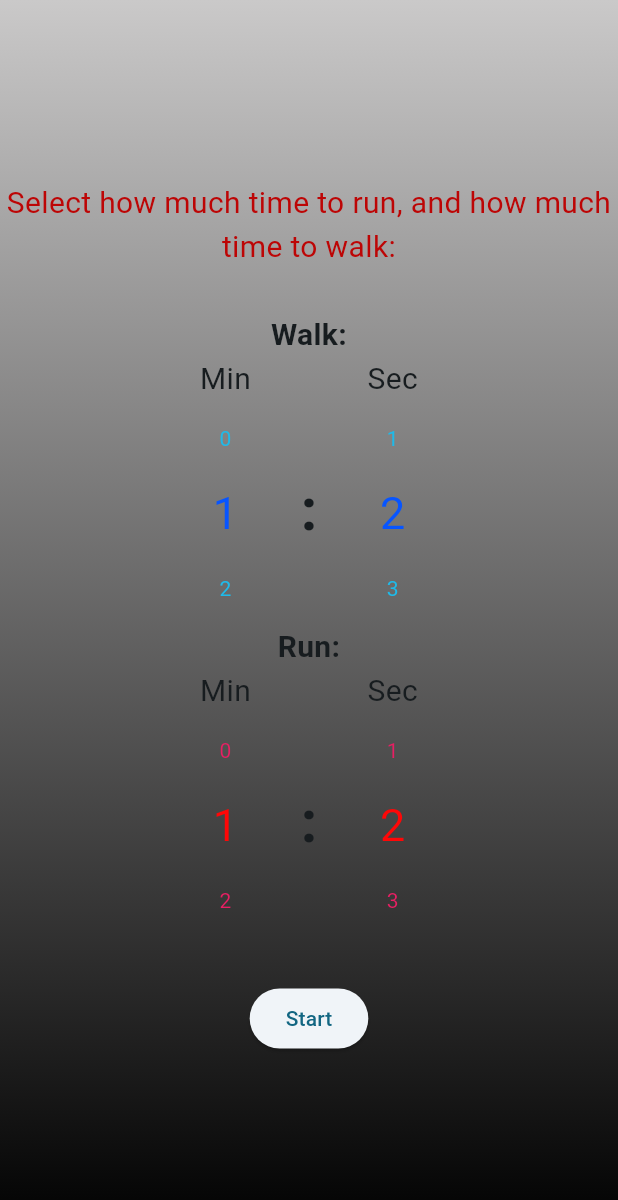
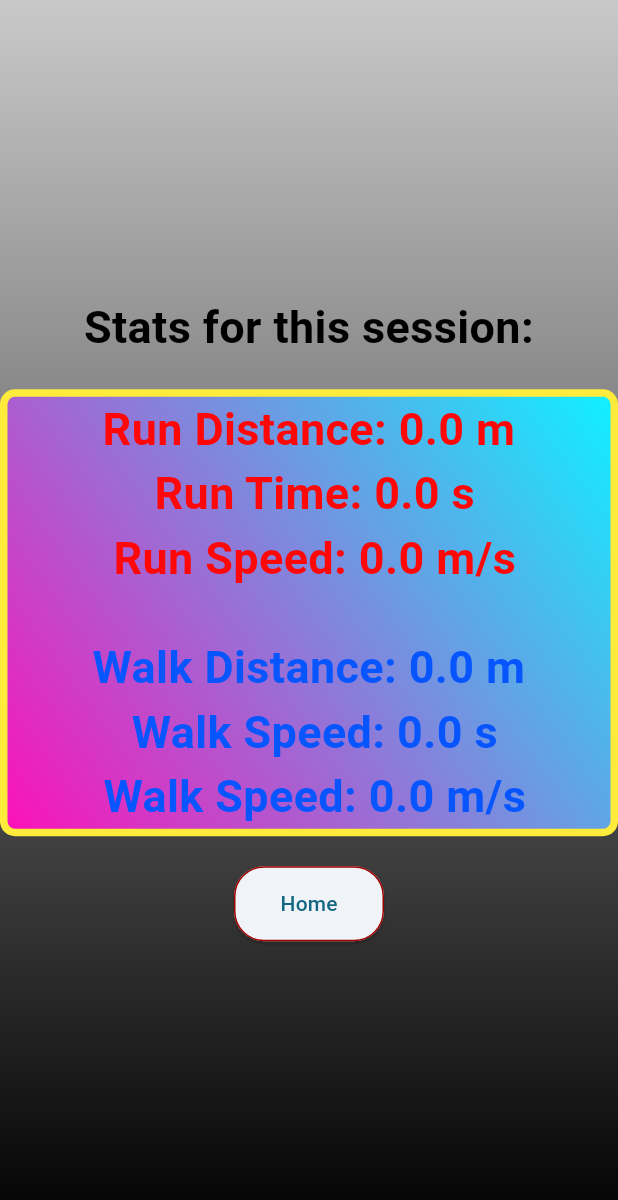
Before and after one commit to sudinraj/Runners_Clock, a Flutter app: the RunningPageState screen opened directly with empty values, after a tap on "Stop", on a phone screen of 412 x 824 dp. Shown: the top 1200 px of the screen. Run offline on Flutter 3.47's test engine with Material 3 defaults, Android fonts, the phone set to English and light mode, and no system bars; drawn by our look-alikes of numberpicker; our stand-ins replace audioplayers, device_info_plus, flutter_local_notifications, geolocator; missing offline and left inert: flutter_background_service.

Commit message:
Implemented Location in the Background
- Tracks the location in the background
- Added an end screen with stats
- added speed detection
- added distance calculator
- added time tracker

```diff
--- a/lib/_determine_position.dart
+++ b/lib/_determine_position.dart
@@ -1,18 +1,11 @@
 import 'dart:async';
 import 'dart:io';
 import 'package:geolocator/geolocator.dart';
-import 'package:workmanager/workmanager.dart';
 
 
 late LocationSettings locationSettings;
 
 void setUp(){
-      Workmanager().initialize(callbackDispatcher, isInDebugMode: true);
-      Workmanager().registerPeriodicTask(
-        "uniqueTaskName",
-        "backgroundTask",
-        frequency: Duration(seconds: 1), // Minimum interval for Android
-      );
       if (Platform.isAndroid) {
       locationSettings = AndroidSettings(
           accuracy: LocationAccuracy.high,
@@ -36,15 +29,6 @@ void setUp(){
         showBackgroundLocationIndicator: false,
       );
     }
-  }
-
-
-void callbackDispatcher() {
-    Workmanager().executeTask((task, inputData) async {
-      print("Task running in the background...");
-      await determinePosition();
-      return Future.value(true);
-    });
   }
 
 
--- a/lib/main.dart
+++ b/lib/main.dart
@@ -6,18 +6,15 @@ import 'package:flutter/material.dart';
 import 'package:provider/provider.dart';
 import 'package:numberpicker/numberpicker.dart';
 import 'package:run/running_page_state.dart';
-import 'package:workmanager/workmanager.dart';
-import 'package:run/_determine_position.dart';
 import 'package:flutter_local_notifications/flutter_local_notifications.dart';
 import 'package:flutter_background_service/flutter_background_service.dart';
-import 'package:shared_preferences/shared_preferences.dart';
 import 'package:device_info_plus/device_info_plus.dart';
 
 
 final FlutterLocalNotificationsPlugin flutterLocalPlugin = FlutterLocalNotificationsPlugin();
 const AndroidNotificationChannel channel = AndroidNotificationChannel(
-    'my_foreground', // id
-    'MY FOREGROUND SERVICE', // title
+    'run_location', // id
+    'Tracking speed', // title
     description:
         'This channel is used for important notifications.', // description
     importance: Importance.low, // importance must be at low or higher level
@@ -63,8 +60,8 @@ Future<void> initializeService() async {
       autoStart: true,
       isForegroundMode: true,
 
-      notificationChannelId: 'my_foreground',
-      initialNotificationTitle: 'AWESOME SERVICE',
+      notificationChannelId: 'run_location',
+      initialNotificationTitle: 'RUNNING SERVICE',
       initialNotificationContent: 'Initializing',
       foregroundServiceNotificationId: 90,
       foregroundServiceTypes: [AndroidForegroundType.location],
@@ -101,8 +98,8 @@ void onStart(ServiceInstance service) async {
           'Awesome ${DateTime.now()}',
           const NotificationDetails(
             android: AndroidNotificationDetails(
-              'my_foreground',
-              'MY FOREGROUND SERVICE',
+              'run_location',
+              'Tracking Speed',
               icon: 'ic_bg_service_small',
               ongoing: true,
             ),
@@ -146,8 +143,9 @@ class MyApp extends StatelessWidget {
     return ChangeNotifierProvider(
       create: (context) => MyAppState(),
       child: MaterialApp(
+        title: 'Runners Clock',
+        initialRoute: '/',
 
-        title: 'Runners Clock',
         theme: ThemeData(
           useMaterial3: true,
           colorScheme: ColorScheme.fromSeed(seedColor: const Color.fromARGB(255, 62, 198, 247)),
--- a/lib/running_page_state.dart
+++ b/lib/running_page_state.dart
@@ -3,9 +3,9 @@ import 'dart:async';
 import 'package:audioplayers/audioplayers.dart';
 import 'package:run/_determine_position.dart';
 import 'package:geolocator/geolocator.dart';
+import 'package:flutter/cupertino.dart';
+import 'package:run/stats.dart';
 
-
-//TODO: make the location track in the background
 class RunningPageState extends StatefulWidget {
   final int walking ;
   final int running ;
@@ -25,9 +25,21 @@ class _RunningPageStateState extends State<RunningPageState> {
   late int running;
   final player = AudioPlayer();
 
+  double latitude = 0;
+  double longtitude = 0;
+
+//to calculate speed and distance
   double runDistance = 0.0;
+  String runD = "0.0";
+  double walkDistance = 0.0;
+  String walkD = "0.0";
+  double runTime = 0.0;
+  double walkTime = 0.0;
+  String runSpeed = "0.0";
+  String walkSpeed = "0.0";
+  StreamSubscription? getPositionSubscription;
+
   String location = "Nothing yet";
-  int asdf = 0;
 
 //Timer Starts with the run time, then it starts a countdown for the walk timer, then it loops that until stopped.
   void startTimer(){
@@ -68,20 +80,13 @@ class _RunningPageStateState extends State<RunningPageState> {
           });
         } else {
           setState(() {
-            //gets the position
-            var pos = determinePosition();
-            pos.then((value) {
-              //print(value);
-              //location = value.toString();
-            },);
-
-            Geolocator.getPositionStream().listen((Position position){
-              asdf++;
-              //print(asdf);
-              location = "$location \n $position";
-            });
-
             remainingTime--;
+            if(activity == "Run"){
+              runTime++;
+            }
+            else{
+              walkTime++;
+            }
           });
         }
     } else{
@@ -92,6 +97,7 @@ class _RunningPageStateState extends State<RunningPageState> {
 
 @override
   void dispose() {
+    getPositionSubscription?.cancel();
     _timer?.cancel();
     super.dispose();
   }
@@ -107,6 +113,33 @@ class _RunningPageStateState extends State<RunningPageState> {
       remainingTime = running;
       set = true;
       startTimer();
+
+      //Keeps track of the location, every time the latitud or longtitude changes, it runs the code in the {}
+      locationSettings = AndroidSettings(accuracy: LocationAccuracy.best, intervalDuration: const Duration(milliseconds: 5),);
+      getPositionSubscription = Geolocator.getPositionStream(locationSettings: locationSettings).listen((Position position) {
+        if(latitude== 0 && longtitude == 0)
+        {
+          latitude = position.latitude;
+          longtitude = position.longitude;
+        }
+        else{
+          if(activity == "Run"){
+            runDistance += Geolocator.distanceBetween(latitude, longtitude, position.latitude, position.longitude);
+            //runDistance += Geolocator.distanceBetween(double.parse(latitude.toStringAsFixed(6)), double.parse(longtitude.toStringAsFixed(6)), double.parse(position.latitude.toStringAsFixed(6)), double.parse(position.longitude.toStringAsFixed(6)));
+            runD = runDistance.toStringAsFixed(2);
+            runSpeed = (runDistance/runTime).toStringAsFixed(2);
+          }
+          else{
+            walkDistance += Geolocator.distanceBetween(latitude, longtitude, position.latitude, position.longitude);
+            //walkDistance += Geolocator.distanceBetween(double.parse(latitude.toStringAsFixed(6)), double.parse(longtitude.toStringAsFixed(6)), double.parse(position.latitude.toStringAsFixed(6)), double.parse(position.longitude.toStringAsFixed(6)));
+            walkD = walkDistance.toStringAsFixed(2);
+            walkSpeed = (walkDistance/walkTime).toStringAsFixed(2);
+          }
+          latitude = position.latitude;
+          longtitude = position.longitude;
+          location = "$location \n $longtitude $latitude";
+        }
+      });
     }
 
     return Scaffold(
@@ -137,17 +170,30 @@ class _RunningPageStateState extends State<RunningPageState> {
                 ElevatedButton(
                   onPressed: () {
                     //goes back to the home screen
-                    Navigator.pop(context);
+                    //Navigator.pop(context);
+
+                    //goes to stats page
+                    Navigator.push(context, CupertinoPageRoute(builder: (context) => Stats(runDistance, runD, walkDistance, walkD, runTime, walkTime, runSpeed, walkSpeed)));
                     done = true;
                   },
                   child: Text('Stop'),
                 ),
 
-                //Temporary only for testing the position getting
+                //Display speed and distance
                 SizedBox(height: 30,),
-                Text(location,
-                style: TextStyle(fontSize: 40, fontWeight: FontWeight.bold,), textAlign: TextAlign.center,),
+                Text("Run distance: $runD Meters",
+                style: TextStyle(fontSize: 30, fontWeight: FontWeight.bold, color: const Color.fromARGB(255, 255, 7, 7),), textAlign: TextAlign.center,),
 
+                Text("Run Speed: $runSpeed m/s",
+                style: TextStyle(fontSize: 30, fontWeight: FontWeight.bold, color: const Color.fromARGB(255, 255, 7, 7),), textAlign: TextAlign.center,),
+
+                SizedBox(height: 30,),
+
+                Text("Walk distance: $walkD Meters",
+                style: TextStyle(fontSize: 30, fontWeight: FontWeight.bold, color: const Color.fromARGB(255, 7, 85, 255),), textAlign: TextAlign.center,),
+
+                Text("Walk Speed: $walkSpeed m/s",
+                style: TextStyle(fontSize: 30, fontWeight: FontWeight.bold, color: const Color.fromARGB(255, 7, 85, 255),), textAlign: TextAlign.center,),
               ],
             ),
           ),
--- /dev/null
+++ b/lib/stats.dart
@@ -0,0 +1,91 @@
+import 'package:flutter/material.dart';
+
+
+class Stats extends StatelessWidget{
+  final double runDistance;
+  final String runD;
+  final double walkDistance;
+  final String walkD;
+  final double runTime;
+  final double walkTime;
+  final String runSpeed;
+  final String walkSpeed;
+  const Stats(this.runDistance, this.runD, this.walkDistance, this.walkD, this.runTime, this.walkTime, this.runSpeed, this.walkSpeed,{super.key});
+  @override
+  Widget build(BuildContext context) {
+    return Scaffold(
+      body: Container(
+      //sets the width and height to be the size of the screen
+          width: double.maxFinite,
+          height: double.maxFinite,
+          decoration: BoxDecoration(
+          gradient: LinearGradient(
+            begin: Alignment.topCenter,
+            end: Alignment.bottomCenter,
+            colors: [const Color.fromARGB(255, 202, 201, 201),Colors.black],
+            ),
+          ),
+          child: Center(
+            child: SingleChildScrollView(
+              child:
+                Column(
+                  mainAxisAlignment: MainAxisAlignment.center,
+                  children: [
+                    Text("Stats for this session:",
+                    style: TextStyle(fontSize: 30, fontWeight: FontWeight.bold, color: const Color.fromARGB(255, 0, 0, 0),), textAlign: TextAlign.center,),
+
+                    SizedBox(height: 20,),
+
+                    Container(decoration: BoxDecoration(
+                      border: Border.all(
+                        color: Colors.yellow,
+                        width: 5.0,
+                      ),
+                      borderRadius: BorderRadius.circular(10.0),
+                      gradient: LinearGradient(
+                        begin: Alignment.topRight,
+                        end: Alignment.bottomLeft,
+                        colors: [const Color.fromARGB(255, 13, 243, 255),const Color.fromARGB(255, 255, 15, 183)],
+                        ),
+                      ),
+                      child: Center(
+                        child: Column(
+                          mainAxisAlignment: MainAxisAlignment.center,
+                          children: [
+                            Text("Run Distance: $runD m \n Run Time: $runTime s \n Run Speed: $runSpeed m/s",
+                            style: TextStyle(fontSize: 30, fontWeight: FontWeight.bold, color: const Color.fromARGB(255, 255, 7, 7),), textAlign: TextAlign.center,),
+
+                            SizedBox(height: 30,),
+
+                            Text("Walk Distance: $walkD m \n Walk Speed: $walkTime s \n Walk Speed: $walkSpeed m/s",
+                            style: TextStyle(fontSize: 30, fontWeight: FontWeight.bold, color: const Color.fromARGB(255, 7, 85, 255),), textAlign: TextAlign.center,),
+
+                          ]
+                        )
+                      )
+                    ),
+
+                    SizedBox(height: 20,),
+
+                    ElevatedButton(
+                      onPressed: () {
+                        //goes back to the home screen
+                        Navigator.popUntil(context, ModalRoute.withName("/"));
+                      },
+                      style: ElevatedButton.styleFrom(
+                        minimumSize: Size(100, 50),
+                        shape: RoundedRectangleBorder(borderRadius: BorderRadius.circular(20),
+                        side: BorderSide(color: Color.fromARGB(255, 158, 0, 0),)
+                        )
+                      ),
+                      child: Text('Home'),
+                    ),
+                  ]
+                ),
+            )
+          )
+      )
+    );
+  }
+
+}
--- a/pubspec.yaml
+++ b/pubspec.yaml
@@ -39,10 +39,8 @@ dependencies:
   numberpicker: ^2.1.2
   audioplayers: ^6.1.0
   geolocator: ^13.0.2
-  workmanager: ^0.5.2
   flutter_local_notifications: ^18.0.1
   flutter_background_service: ^5.1.0
-  shared_preferences: ^2.3.4
   device_info_plus: ^11.2.0
 
 dev_dependencies:
```
Also changed, not shown: pubspec.lock, 1 other file.
